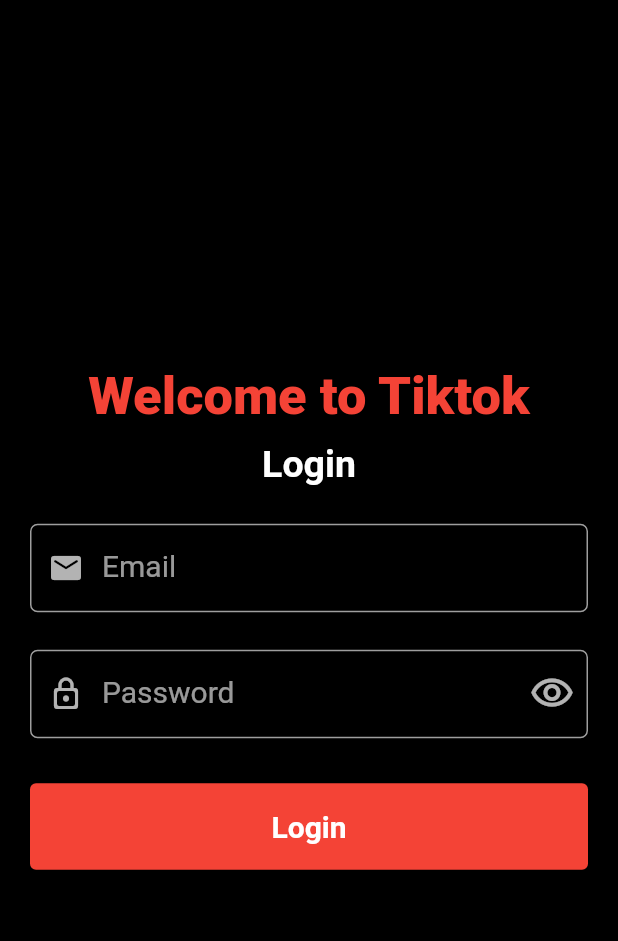
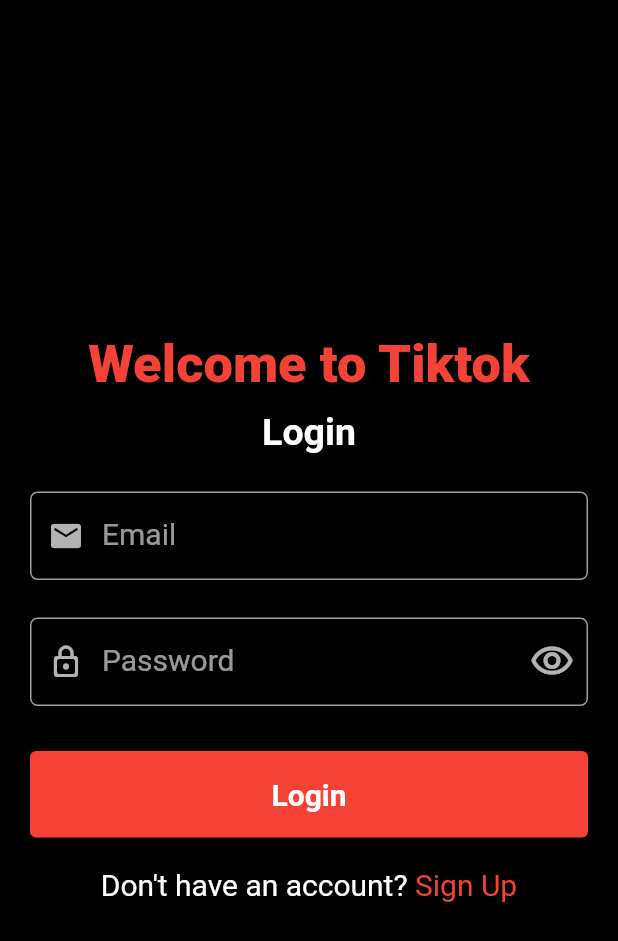
Before and after one commit to mdrabbihossen/tiktok, a Flutter app: the screen it shows after launch, on a phone screen of 412 x 824 dp. Shown: the top 941 px of the screen. Run offline on Flutter 3.47's test engine with Material 2 defaults, Android fonts, the phone set to English and light mode, and no system bars; our stand-ins replace get.

Commit message:
login updated

```diff
--- a/lib/app/modules/login/views/login_view.dart
+++ b/lib/app/modules/login/views/login_view.dart
@@ -1,6 +1,7 @@
 import 'package:flutter/material.dart';
 
 import 'package:get/get.dart';
+import 'package:tiktok/app/routes/app_pages.dart';
 import 'package:tiktok/app/utils/colors.dart';
 import 'package:tiktok/app/widgets/auth_button.dart';
 import 'package:tiktok/app/widgets/auth_text_field.dart';
@@ -84,6 +85,29 @@ class LoginView extends GetView<LoginController> {
                       },
                     ),
             ),
+            // if there is no account then go to signup
+            SizedBox(height: 20),
+            Row(
+              mainAxisAlignment: MainAxisAlignment.center,
+              children: [
+                Text(
+                  'Don\'t have an account? ',
+                  style: TextStyle(
+                    fontSize: 20,
+                  ),
+                ),
+                GestureDetector(
+                  onTap: () => Get.toNamed(Routes.SIGNUP),
+                  child: Text(
+                    'Sign Up',
+                    style: TextStyle(
+                      fontSize: 20,
+                      color: AppColors.buttonColor,
+                    ),
+                  ),
+                ),
+              ],
+            )
           ],
         ),
       ),
--- a/lib/app/routes/app_routes.dart
+++ b/lib/app/routes/app_routes.dart
@@ -6,9 +6,11 @@ abstract class Routes {
 
   static const HOME = _Paths.HOME;
   static const LOGIN = _Paths.LOGIN;
+  static const SIGNUP = _Paths.SIGNUP;
 }
 
 abstract class _Paths {
   static const HOME = '/home';
   static const LOGIN = '/login';
+  static const SIGNUP = '/signup';
 }
```
Also changed, not shown: lib/app/modules/signup/bindings/signup_binding.dart (added, +12 -0 lines), lib/app/modules/signup/controllers/signup_controller.dart (added, +7 -0 lines), lib/app/modules/signup/views/signup_view.dart (added, +20 -0 lines), lib/app/routes/app_pages.dart (+7 -0 lines).
